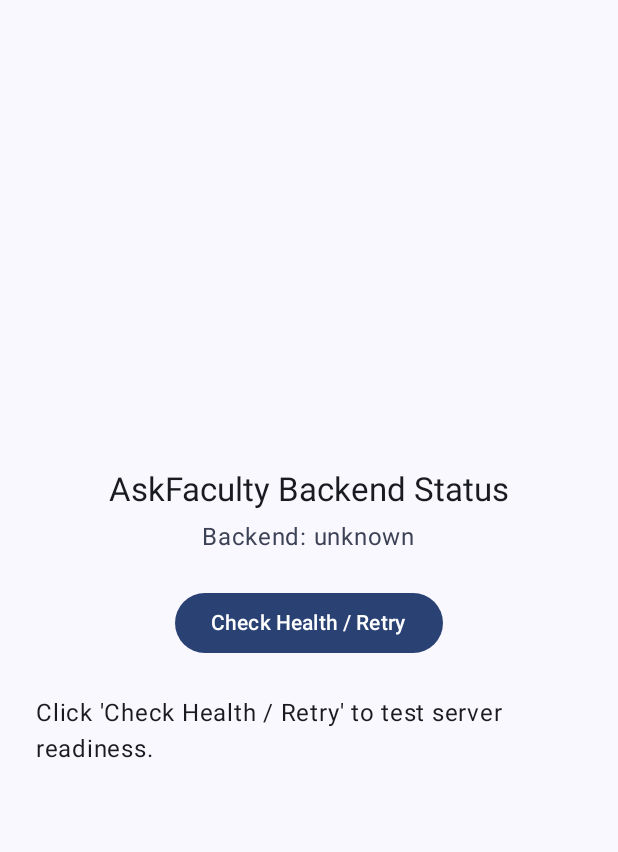
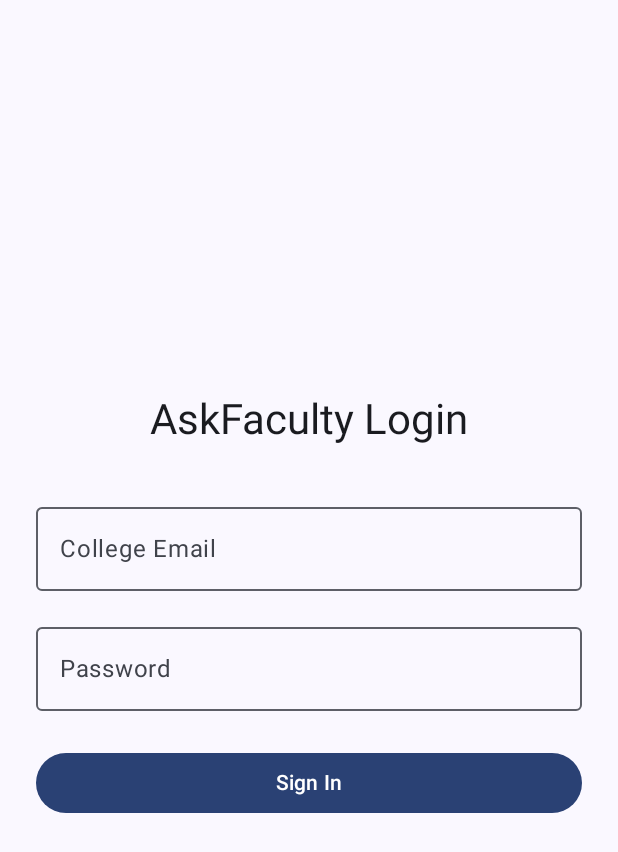
Before and after one commit to chandan-rauniyar/askfaculty-android-app, an Android app built with Jetpack Compose: the screen it shows after launch (MainActivity), on a phone screen of 412 x 824 dp. Shown: the top 852 px of the screen. Run offline under Robolectric (Android 15) with nearby library versions, the phone set to English and light mode, and no system bars; our stand-ins replace Dagger/Hilt's generated code; 4 statements that could not run were skipped.

Commit message:
feat(a1): implement authentication (login, /auth/me) and role-based home shell

```diff
--- a/app/src/main/java/com/chandan/askfaculty/MainActivity.kt
+++ b/app/src/main/java/com/chandan/askfaculty/MainActivity.kt
@@ -7,20 +7,41 @@ import androidx.activity.enableEdgeToEdge
 import androidx.compose.foundation.layout.fillMaxSize
 import androidx.compose.foundation.layout.padding
 import androidx.compose.material3.Scaffold
+import androidx.compose.runtime.collectAsState
+import androidx.compose.runtime.getValue
 import androidx.compose.ui.Modifier
-import com.chandan.askfaculty.ui.health.HealthScreen
+import com.chandan.askfaculty.data.local.SessionManager
+import com.chandan.askfaculty.ui.auth.LoginScreen
+import com.chandan.askfaculty.ui.home.HomeShell
 import com.chandan.askfaculty.ui.theme.AskFacultyTheme
 import dagger.hilt.android.AndroidEntryPoint
+import javax.inject.Inject
 
 @AndroidEntryPoint
 class MainActivity : ComponentActivity() {
+
+    @Inject
+    lateinit var sessionManager: SessionManager
+
     override fun onCreate(savedInstanceState: Bundle?) {
         super.onCreate(savedInstanceState)
         enableEdgeToEdge()
         setContent {
             AskFacultyTheme {
+                val session by sessionManager.session.collectAsState()
                 Scaffold(modifier = Modifier.fillMaxSize()) { innerPadding ->
-                    HealthScreen(modifier = Modifier.padding(innerPadding))
+                    if (session.isLoggedIn) {
+                        HomeShell(
+                            user = session.user,
+                            onLogout = { sessionManager.clearSession() },
+                            modifier = Modifier.padding(innerPadding)
+                        )
+                    } else {
+                        LoginScreen(
+                            modifier = Modifier.padding(innerPadding),
+                            onLoginSuccess = {}
+                        )
+                    }
                 }
             }
         }
--- /dev/null
+++ b/app/src/main/java/com/chandan/askfaculty/data/remote/AuthApiService.kt
@@ -0,0 +1,17 @@
+package com.chandan.askfaculty.data.remote
+
+import com.chandan.askfaculty.data.remote.model.ApiResponse
+import com.chandan.askfaculty.data.remote.model.AuthSession
+import com.chandan.askfaculty.data.remote.model.LoginRequest
+import com.chandan.askfaculty.data.remote.model.User
+import retrofit2.http.Body
+import retrofit2.http.GET
+import retrofit2.http.POST
+
+interface AuthApiService {
+    @POST("auth/login")
+    suspend fun login(@Body request: LoginRequest): ApiResponse<AuthSession>
+
+    @GET("auth/me")
+    suspend fun getMe(): ApiResponse<User>
+}
--- /dev/null
+++ b/app/src/main/java/com/chandan/askfaculty/data/repository/AuthRepository.kt
@@ -0,0 +1,28 @@
+package com.chandan.askfaculty.data.repository
+
+import com.chandan.askfaculty.data.local.SessionManager
+import com.chandan.askfaculty.data.remote.AuthApiService
+import com.chandan.askfaculty.data.remote.model.AuthSession
+import com.chandan.askfaculty.data.remote.model.LoginRequest
+import com.chandan.askfaculty.data.remote.model.User
+import com.chandan.askfaculty.data.remote.unwrap
+import javax.inject.Inject
+import javax.inject.Singleton
+
+@Singleton
+class AuthRepository @Inject constructor(
+    private val authApiService: AuthApiService,
+    private val sessionManager: SessionManager
+) {
+    suspend fun login(email: String, password: String): User {
+        val session: AuthSession = authApiService.login(LoginRequest(email, password)).unwrap()
+        sessionManager.saveSession(session.accessToken, session.refreshToken, session.user)
+        return session.user
+    }
+
+    suspend fun fetchMe(): User {
+        val user: User = authApiService.getMe().unwrap()
+        sessionManager.updateUser(user)
+        return user
+    }
+}
--- a/app/src/main/java/com/chandan/askfaculty/di/NetworkModule.kt
+++ b/app/src/main/java/com/chandan/askfaculty/di/NetworkModule.kt
@@ -3,6 +3,7 @@ package com.chandan.askfaculty.di
 import android.util.Log
 import com.chandan.askfaculty.BuildConfig
 import com.chandan.askfaculty.data.remote.ApiService
+import com.chandan.askfaculty.data.remote.AuthApiService
 import com.chandan.askfaculty.data.remote.HealthApiService
 import retrofit2.converter.kotlinx.serialization.asConverterFactory
 import dagger.Module
@@ -99,4 +100,10 @@ object NetworkModule {
     fun provideApiService(@Named("api") apiRetrofit: Retrofit): ApiService {
         return apiRetrofit.create(ApiService::class.java)
     }
+
+    @Provides
+    @Singleton
+    fun provideAuthApiService(@Named("api") apiRetrofit: Retrofit): AuthApiService {
+        return apiRetrofit.create(AuthApiService::class.java)
+    }
 }
--- /dev/null
+++ b/app/src/main/java/com/chandan/askfaculty/ui/auth/LoginScreen.kt
@@ -0,0 +1,94 @@
+package com.chandan.askfaculty.ui.auth
+
+import androidx.compose.foundation.layout.*
+import androidx.compose.foundation.text.KeyboardOptions
+import androidx.compose.material3.*
+import androidx.compose.runtime.*
+import androidx.compose.ui.Alignment
+import androidx.compose.ui.Modifier
+import androidx.compose.ui.text.input.KeyboardType
+import androidx.compose.ui.text.input.PasswordVisualTransformation
+import androidx.compose.ui.unit.dp
+import androidx.hilt.navigation.compose.hiltViewModel
+
+@Composable
+fun LoginScreen(
+    modifier: Modifier = Modifier,
+    viewModel: LoginViewModel = hiltViewModel(),
+    onLoginSuccess: () -> Unit
+) {
+    var email by remember { mutableStateOf("") }
+    var password by remember { mutableStateOf("") }
+    val uiState by viewModel.uiState.collectAsState()
+
+    LaunchedEffect(uiState) {
+        if (uiState is LoginUiState.Success) {
+            onLoginSuccess()
+        }
+    }
+
+    Surface(
+        modifier = modifier.fillMaxSize(),
+        color = MaterialTheme.colorScheme.background
+    ) {
+        Column(
+            modifier = Modifier
+                .fillMaxSize()
+                .padding(24.dp),
+            verticalArrangement = Arrangement.Center,
+            horizontalAlignment = Alignment.CenterHorizontally
+        ) {
+            Text(
+                text = "AskFaculty Login",
+                style = MaterialTheme.typography.headlineMedium
+            )
+            Spacer(modifier = Modifier.height(32.dp))
+
+            OutlinedTextField(
+                value = email,
+                onValueChange = { email = it },
+                label = { Text("College Email") },
+                singleLine = true,
+                keyboardOptions = KeyboardOptions(keyboardType = KeyboardType.Email),
+                modifier = Modifier.fillMaxWidth()
+            )
+            Spacer(modifier = Modifier.height(16.dp))
+
+            OutlinedTextField(
+                value = password,
+                onValueChange = { password = it },
+                label = { Text("Password") },
+                singleLine = true,
+                visualTransformation = PasswordVisualTransformation(),
+                keyboardOptions = KeyboardOptions(keyboardType = KeyboardType.Password),
+                modifier = Modifier.fillMaxWidth()
+            )
+            Spacer(modifier = Modifier.height(24.dp))
+
+            Button(
+                onClick = { viewModel.login(email, password) },
+                modifier = Modifier.fillMaxWidth(),
+                enabled = uiState !is LoginUiState.Loading
+            ) {
+                if (uiState is LoginUiState.Loading) {
+                    CircularProgressIndicator(
+                        modifier = Modifier.size(24.dp),
+                        color = MaterialTheme.colorScheme.onPrimary
+                    )
+                } else {
+                    Text("Sign In")
+                }
+            }
+
+            Spacer(modifier = Modifier.height(16.dp))
+
+            if (uiState is LoginUiState.Error) {
+                Text(
+                    text = (uiState as LoginUiState.Error).message,
+                    color = MaterialTheme.colorScheme.error,
+                    style = MaterialTheme.typography.bodyMedium
+                )
+            }
+        }
+    }
+}
--- /dev/null
+++ b/app/src/main/java/com/chandan/askfaculty/ui/auth/LoginViewModel.kt
@@ -0,0 +1,56 @@
+package com.chandan.askfaculty.ui.auth
+
+import androidx.lifecycle.ViewModel
+import androidx.lifecycle.viewModelScope
+import com.chandan.askfaculty.data.remote.AppError
+import com.chandan.askfaculty.data.repository.AuthRepository
+import dagger.hilt.android.lifecycle.HiltViewModel
+import kotlinx.coroutines.flow.MutableStateFlow
+import kotlinx.coroutines.flow.StateFlow
+import kotlinx.coroutines.flow.asStateFlow
+import kotlinx.coroutines.launch
+import javax.inject.Inject
+
+sealed interface LoginUiState {
+    object Idle : LoginUiState
+    object Loading : LoginUiState
+    object Success : LoginUiState
+    data class Error(val message: String) : LoginUiState
+}
+
+@HiltViewModel
+class LoginViewModel @Inject constructor(
+    private val authRepository: AuthRepository
+) : ViewModel() {
+
+    private val _uiState = MutableStateFlow<LoginUiState>(LoginUiState.Idle)
+    val uiState: StateFlow<LoginUiState> = _uiState.asStateFlow()
+
+    fun login(email: String, password: String) {
+        if (email.isBlank() || password.isBlank()) {
+            _uiState.value = LoginUiState.Error("Email and password cannot be empty.")
+            return
+        }
+
+        viewModelScope.launch {
+            _uiState.value = LoginUiState.Loading
+            try {
+                authRepository.login(email.trim().lowercase(), password)
+                _uiState.value = LoginUiState.Success
+            } catch (e: Exception) {
+                val appError = AppError.from(e)
+                val friendlyMessage = when (appError) {
+                    is AppError.InvalidCredentials -> "Invalid email or password."
+                    is AppError.AccountInactive -> "Your account is inactive. Please contact college support."
+                    is AppError.NetworkError -> "Cannot reach the server. Please check your connection."
+                    else -> appError.message
+                }
+                _uiState.value = LoginUiState.Error(friendlyMessage)
+            }
+        }
+    }
+
+    fun resetState() {
+        _uiState.value = LoginUiState.Idle
+    }
+}
--- a/gradle/libs.versions.toml
+++ b/gradle/libs.versions.toml
@@ -9,7 +9,7 @@ activityCompose = "1.10.0"
 kotlin = "2.1.0"
 composeBom = "2025.01.00"
 ksp = "2.1.0-1.0.29"
-hilt = "2.51.1"
+hilt = "2.55"
 hiltNavigationCompose = "1.2.0"
 navigation = "2.8.5"
 retrofit = "2.11.0"
```
Also changed, not shown: app/src/main/java/com/chandan/askfaculty/data/remote/model/LoginRequest.kt (added, +17 -0 lines), app/src/main/java/com/chandan/askfaculty/ui/home/HomeShell.kt (added, +54 -0 lines), 2 other files.
